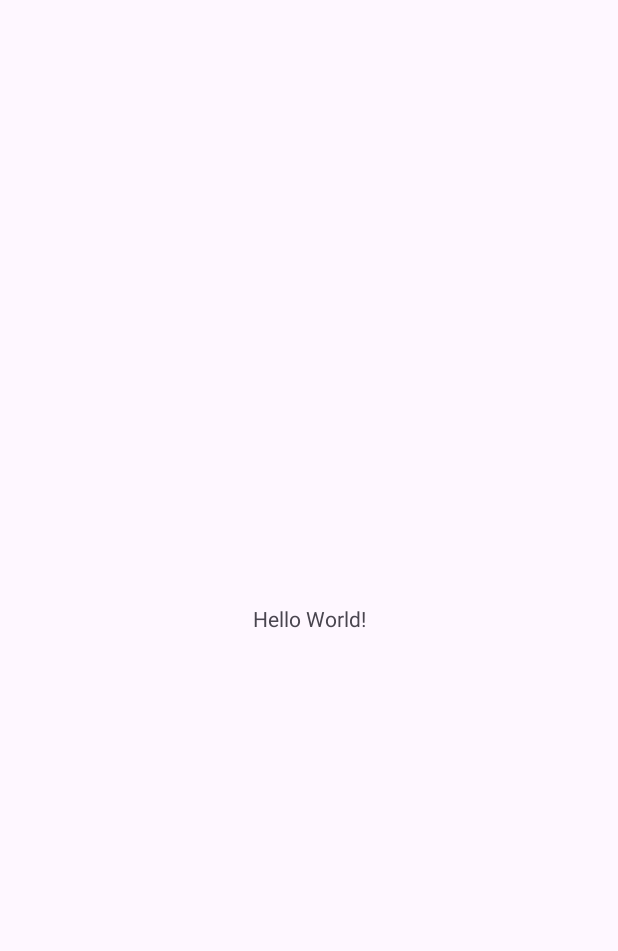
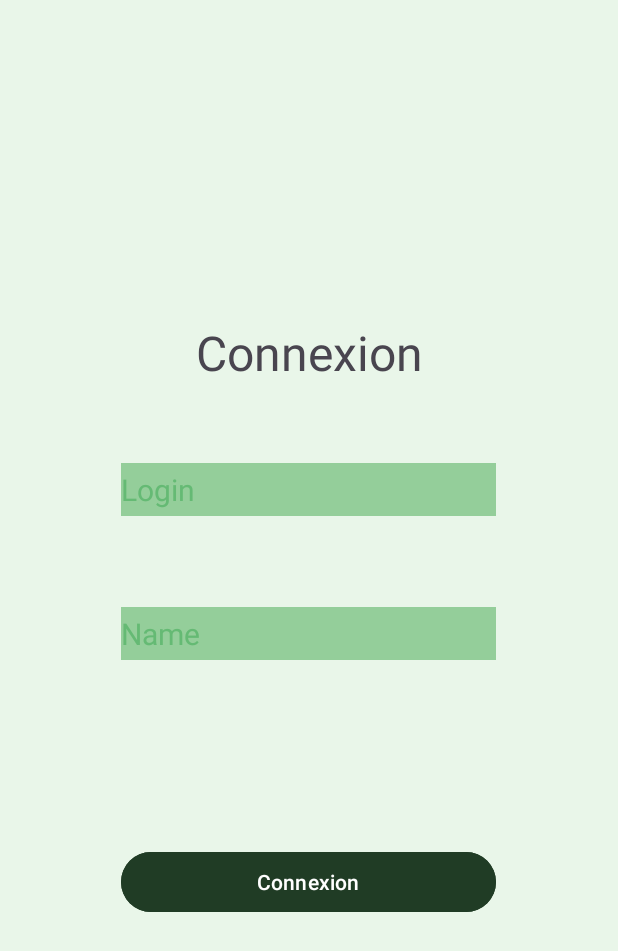
Before and after one commit to Maxirrx/Projet_Mobile_FSI, an Android app: the screen it shows after launch (MainActivity), on a phone screen of 412 x 824 dp. Before the commit the part shown is almost empty. Shown: the top 951 px of the screen. Run offline under Robolectric (Android 15) with nearby library versions, the phone set to English and light mode, and no system bars.

Commit message:
debut du front

```diff
--- a/app/src/main/res/layout/activity_main.xml
+++ b/app/src/main/res/layout/activity_main.xml
@@ -5,15 +5,79 @@
     android:id="@+id/main"
     android:layout_width="match_parent"
     android:layout_height="match_parent"
+    android:background="#E9F6E9"
     tools:context=".MainActivity">
 
     <TextView
+        android:id="@+id/textView"
         android:layout_width="wrap_content"
         android:layout_height="wrap_content"
-        android:text="Hello World!"
+        android:text="Connexion"
+        android:textSize="32dp"
         app:layout_constraintBottom_toBottomOf="parent"
         app:layout_constraintEnd_toEndOf="parent"
         app:layout_constraintStart_toStartOf="parent"
-        app:layout_constraintTop_toTopOf="parent" />
+        app:layout_constraintTop_toTopOf="parent"
+        app:layout_constraintVertical_bias="0.273" />
+
+    <ImageView
+        android:id="@+id/imageView"
+        android:layout_width="wrap_content"
+        android:layout_height="wrap_content"
+        app:layout_constraintBottom_toBottomOf="parent"
+        app:layout_constraintEnd_toEndOf="parent"
+        app:layout_constraintHorizontal_bias="0.088"
+        app:layout_constraintStart_toStartOf="parent"
+        app:layout_constraintTop_toTopOf="parent"
+        app:layout_constraintVertical_bias="0.026"
+        tools:srcCompat="@tools:sample/avatars" />
+
+    <EditText
+        android:id="@+id/editTextText"
+        android:layout_width="250dp"
+        android:layout_height="35dp"
+        android:background="#94CE9A"
+        android:ems="10"
+        android:inputType="text"
+        android:text="Login"
+        android:textColor="#65BA74"
+        android:textSize="20dp"
+        app:layout_constraintBottom_toBottomOf="parent"
+        app:layout_constraintEnd_toEndOf="parent"
+        app:layout_constraintHorizontal_bias="0.497"
+        app:layout_constraintStart_toStartOf="parent"
+        app:layout_constraintTop_toBottomOf="@+id/textView"
+        app:layout_constraintVertical_bias="0.098" />
+
+    <EditText
+        android:id="@+id/editTextText2"
+        android:layout_width="250dp"
+        android:layout_height="35dp"
+        android:background="#94CE9A"
+        android:ems="10"
+        android:inputType="text"
+        android:text="Name"
+        android:textColor="#65BA74"
+        android:textSize="20dp"
+        app:layout_constraintBottom_toBottomOf="parent"
+        app:layout_constraintEnd_toEndOf="parent"
+        app:layout_constraintHorizontal_bias="0.497"
+        app:layout_constraintStart_toStartOf="parent"
+        app:layout_constraintTop_toBottomOf="@+id/editTextText"
+        app:layout_constraintVertical_bias="0.136" />
+
+    <Button
+        android:id="@+id/button"
+        android:layout_width="250dp"
+        android:layout_height="wrap_content"
+        android:backgroundTint="#203C25"
+        android:text="Connexion"
+        app:layout_constraintBottom_toBottomOf="parent"
+        app:layout_constraintEnd_toEndOf="parent"
+        app:layout_constraintHorizontal_bias="0.496"
+        app:layout_constraintStart_toStartOf="parent"
+        app:layout_constraintTop_toBottomOf="@+id/editTextText2"
+        app:layout_constraintVertical_bias="0.369"
+        app:rippleColor="#FFFFFF" />
 
 </androidx.constraintlayout.widget.ConstraintLayout>
--- /dev/null
+++ b/app/src/main/res/layout/page_acceuil.xml
@@ -0,0 +1,7 @@
+<?xml version="1.0" encoding="utf-8"?>
+<androidx.constraintlayout.widget.ConstraintLayout xmlns:android="http://schemas.android.com/apk/res/android"
+    android:layout_width="match_parent"
+    android:layout_height="match_parent"
+    android:background="#E9F6E9">
+
+</androidx.constraintlayout.widget.ConstraintLayout>
```
